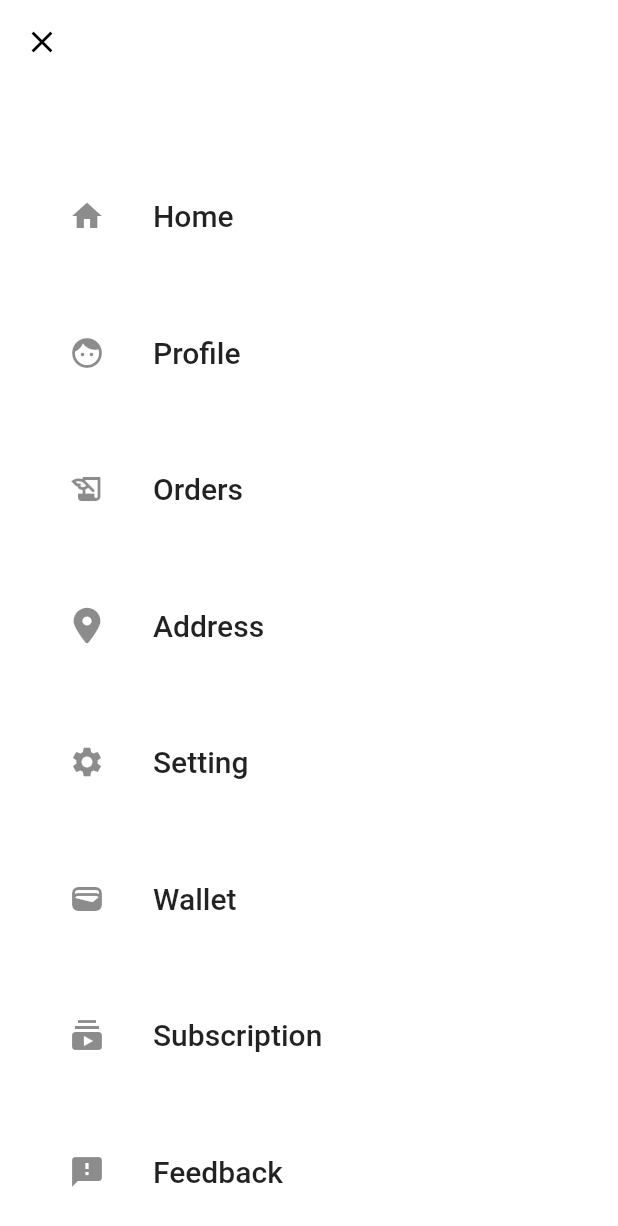
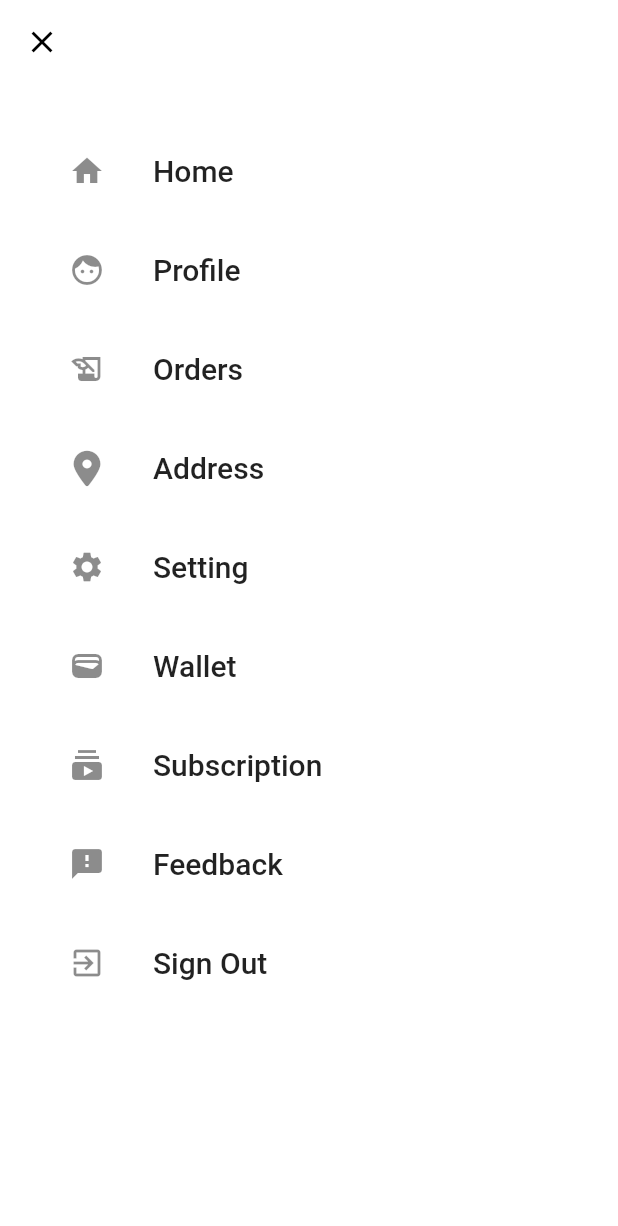
Before and after one commit to ritiksonmali/flutter_project, a Flutter app: the Navbar screen opened directly, on a phone screen of 412 x 824 dp. Shown: the top 1226 px of the screen. Run offline on Flutter 3.47's test engine with Material 2 defaults, Android fonts, the light colour scheme and no system bars; our stand-ins replace animate_do, auto_size_text, badges, cached_network_image, carousel_slider, cloud_firestore and 24 more; missing offline and left inert: cloud_firestore_web, connectivity_plus_web, dart:ffi, firebase_auth_web, firebase_core_web, firebase_database_web and 11 more; accounts and stored records are empty; network calls fail.

```diff
--- a/lib/ConstantUtil/globals.dart
+++ b/lib/ConstantUtil/globals.dart
@@ -10,6 +10,6 @@ var directory;
 bool iscompressedImagesAdded = false;
 bool isImagesAdded = false;
 // int currentUserId=1;
-// String serverUrl = 'http://10.0.2.2:8082/';
+String serverUrl = 'http://10.0.2.2:8082/';
 //String serverUrl=serverUrl+'';
-String serverUrl = 'http://158.85.243.11:8082/ergomart/';
+// String serverUrl = 'http://158.85.243.11:8082/ergomart/';
--- a/lib/screens/navbar.dart
+++ b/lib/screens/navbar.dart
@@ -61,12 +61,9 @@ class _NavbarState extends State<Navbar> {
     return ListView(
       children: <Widget>[
         Padding(
-          padding: EdgeInsets.symmetric(horizontal: 30, vertical: 60),
+          padding: EdgeInsets.symmetric(horizontal: 30, vertical: 30),
           child:
               Column(crossAxisAlignment: CrossAxisAlignment.start, children: [
-            // SizedBox(
-            //   height: 20,
-            // ),
             ListTile(
                 leading: Icon(Icons.home),
                 title:
@@ -83,7 +80,7 @@ class _NavbarState extends State<Navbar> {
                   });
                 }),
             SizedBox(
-              height: 35,
+              height:10,
             ),
             ListTile(
               leading: Icon(Icons.face),
@@ -94,7 +91,7 @@ class _NavbarState extends State<Navbar> {
               },
             ),
             SizedBox(
-              height: 35,
+              height: 10,
             ),
             role == "DELIVERY_MANAGER"
                 ? Padding(
@@ -121,7 +118,7 @@ class _NavbarState extends State<Navbar> {
               },
             ),
             SizedBox(
-              height: 35,
+              height: 10,
             ),
             ListTile(
               leading: Icon(FontAwesomeIcons.locationDot),
@@ -132,7 +129,7 @@ class _NavbarState extends State<Navbar> {
               },
             ),
             SizedBox(
-              height: 35,
+              height: 10,
             ),
             ListTile(
               leading: Icon(Icons.settings),
@@ -143,7 +140,7 @@ class _NavbarState extends State<Navbar> {
               },
             ),
             SizedBox(
-              height: 35,
+              height: 10,
             ),
             ListTile(
               leading: Icon(Icons.wallet),
@@ -154,7 +151,7 @@ class _NavbarState extends State<Navbar> {
               },
             ),
             SizedBox(
-              height: 35,
+              height: 10,
             ),
             ListTile(
               leading: Icon(Icons.subscriptions),
@@ -165,7 +162,7 @@ class _NavbarState extends State<Navbar> {
               },
             ),
             SizedBox(
-              height: 35,
+              height: 10,
             ),
             ListTile(
               leading: Icon(Icons.feedback),
@@ -176,7 +173,7 @@ class _NavbarState extends State<Navbar> {
               },
             ),
             SizedBox(
-              height: 35,
+              height: 10,
             ),
             ListTile(
               leading: Icon(Icons.exit_to_app),
```
